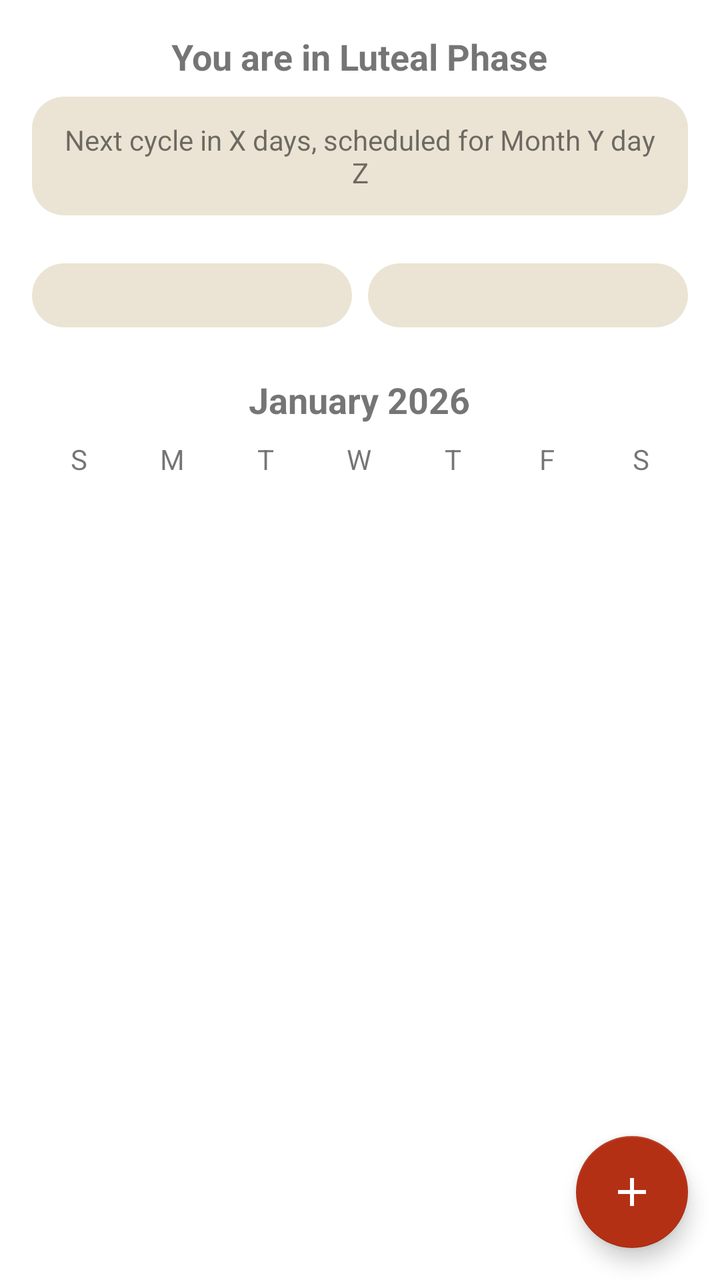
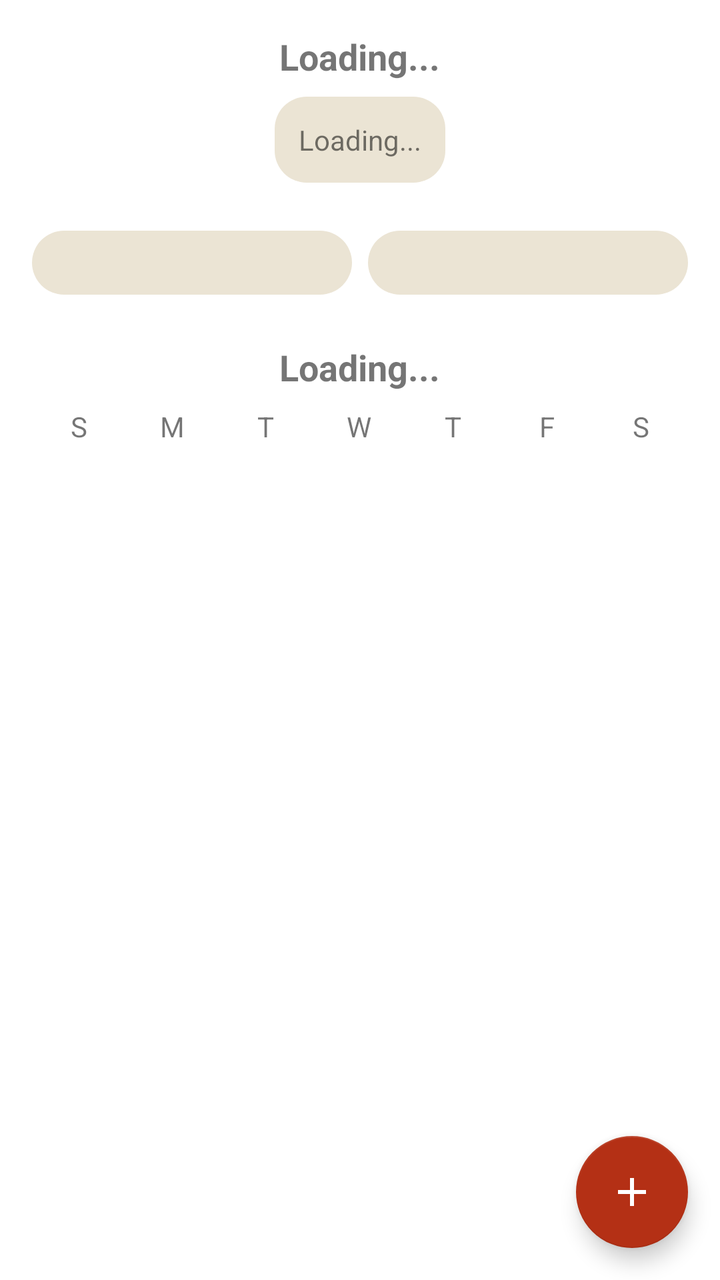

Before-and-after screenshots of an Android layout around one commit, followed by the original layout XML and the change that was made.
<!-- AndroidManifest.xml: application theme Theme.LunaFlow -->
<!-- res/layout/activity_main.xml -->
<?xml version="1.0" encoding="utf-8"?>
<androidx.coordinatorlayout.widget.CoordinatorLayout
    xmlns:android="http://schemas.android.com/apk/res/android"
    xmlns:app="http://schemas.android.com/apk/res-auto"
    android:layout_width="match_parent"
    android:layout_height="match_parent">

    <androidx.core.widget.NestedScrollView
        android:layout_width="match_parent"
        android:layout_height="match_parent"
        android:clipToPadding="false"
        android:fillViewport="true"
        android:padding="16dp"
        android:paddingBottom="70dp">

        <LinearLayout
            android:layout_width="match_parent"
            android:layout_height="wrap_content"
            android:orientation="vertical"
            android:gravity="center_horizontal"
            android:spacing="16dp">

            
            <LinearLayout
                android:layout_width="match_parent"
                android:layout_height="wrap_content"
                android:orientation="vertical"
                android:gravity="center_horizontal">

                <TextView
                    android:id="@+id/currentPhase"
                    android:layout_width="wrap_content"
                    android:layout_height="wrap_content"
                    android:text="You are in Luteal Phase"
                    android:textSize="18sp"
                    android:textStyle="bold"
                    android:gravity="center" />

                <LinearLayout
                    android:layout_width="wrap_content"
                    android:layout_height="wrap_content"
                    android:layout_marginTop="8dp"
                    android:background="@drawable/rounded_background"
                    android:gravity="center"
                    android:padding="12dp">

                    <TextView
                        android:id="@+id/nextCycle"
                        android:layout_width="wrap_content"
                        android:layout_height="wrap_content"
                        android:text="Next cycle in X days, scheduled for Month Y day Z"
                        android:textSize="14sp"
                        android:gravity="center" />
                </LinearLayout>
            </LinearLayout>

            
            <LinearLayout
                android:layout_width="match_parent"
                android:layout_height="wrap_content"
                android:orientation="horizontal"
                android:layout_marginTop="24dp"
                android:weightSum="2"
                android:gravity="center">

                
                <LinearLayout
                    android:layout_width="0dp"
                    android:layout_height="wrap_content"
                    android:layout_weight="1"
                    android:orientation="vertical"
                    android:background="@drawable/rounded_background"
                    android:padding="16dp"
                    android:layout_marginEnd="8dp">

                    <androidx.recyclerview.widget.RecyclerView
                        android:id="@+id/adviceRecyclerView"
                        android:layout_width="match_parent"
                        android:layout_height="wrap_content"
                        android:scrollbars="vertical"/>
                </LinearLayout>

                
                <androidx.recyclerview.widget.RecyclerView
                    android:id="@+id/frequentSymptomRecyclerView"
                    android:layout_width="0dp"
                    android:layout_height="wrap_content"
                    android:layout_weight="1"
                    android:background="@drawable/rounded_background"
                    android:padding="16dp"
                    android:scrollbars="vertical"/>
            </LinearLayout>

            
            <LinearLayout
                android:layout_width="match_parent"
                android:layout_height="wrap_content"
                android:orientation="vertical"
                android:layout_marginTop="24dp">

                <TextView
                    android:id="@+id/calendarMonthYear"
                    android:layout_width="wrap_content"
                    android:layout_height="wrap_content"
                    android:text="January 2026"
                    android:textSize="18sp"
                    android:textStyle="bold"
                    android:layout_gravity="center_horizontal"
                    android:layout_marginBottom="8dp"/>

                <LinearLayout
                    android:layout_width="match_parent"
                    android:layout_height="wrap_content"
                    android:orientation="horizontal"
                    android:gravity="center"
                    android:layout_marginBottom="8dp">

                    <TextView android:layout_width="0dp" android:layout_height="wrap_content" android:layout_weight="1" android:gravity="center" android:text="S"/>
                    <TextView android:layout_width="0dp" android:layout_height="wrap_content" android:layout_weight="1" android:gravity="center" android:text="M"/>
                    <TextView android:layout_width="0dp" android:layout_height="wrap_content" android:layout_weight="1" android:gravity="center" android:text="T"/>
                    <TextView android:layout_width="0dp" android:layout_height="wrap_content" android:layout_weight="1" android:gravity="center" android:text="W"/>
                    <TextView android:layout_width="0dp" android:layout_height="wrap_content" android:layout_weight="1" android:gravity="center" android:text="T"/>
                    <TextView android:layout_width="0dp" android:layout_height="wrap_content" android:layout_weight="1" android:gravity="center" android:text="F"/>
                    <TextView android:layout_width="0dp" android:layout_height="wrap_content" android:layout_weight="1" android:gravity="center" android:text="S"/>
                </LinearLayout>

                <GridLayout
                    android:id="@+id/calendarDaysGrid"
                    android:layout_width="match_parent"
                    android:layout_height="wrap_content"
                    android:columnCount="7"
                    android:rowCount="6"
                    android:alignmentMode="alignMargins"
                    android:useDefaultMargins="true"/>
            </LinearLayout>
        </LinearLayout>
    </androidx.core.widget.NestedScrollView>

    
    <com.google.android.material.floatingactionbutton.FloatingActionButton
        android:id="@+id/btnLogChoice"
        android:layout_width="wrap_content"
        android:layout_height="wrap_content"
        android:layout_gravity="bottom|end"
        android:layout_margin="16dp"
        android:src="@drawable/ic_add"
        android:contentDescription="Go to Log Choice"
        app:backgroundTint="@color/mainRed"/>
</androidx.coordinatorlayout.widget.CoordinatorLayout>
<!-- resources referenced by this layout -->
<resources>
  <color name="mainRed">#B43015</color>
  <!-- drawable ic_add (drawable) -->
  <?xml version="1.0" encoding="utf-8"?>
  <vector xmlns:android="http://schemas.android.com/apk/res/android"
      android:width="30dp"
      android:height="30dp"
      android:viewportWidth="24"
      android:viewportHeight="24">
      <path
          android:fillColor="#FFFFFF"
          android:pathData="M19,13h-6v6h-2v-6H5v-2h6V5h2v6h6v2z"/>
  </vector>
  <!-- drawable rounded_background (drawable) -->
  <?xml version="1.0" encoding="utf-8"?>
  <shape xmlns:android="http://schemas.android.com/apk/res/android"
      android:shape="rectangle">
  
      <solid android:color="#EBE4D4" />
  
      <corners android:radius="16dp" />
  
  </shape>
  <style name="Theme.LunaFlow" parent="Theme.MaterialComponents.DayNight.NoActionBar">
          
          <item name="android:windowBackground">@color/white</item>
  
          
          <item name="colorPrimary">@color/colorPrimary</item>
          <item name="colorOnPrimary">@color/mainBrown</item>
  
          
          <item name="colorSecondary">@color/mainRed</item>
          <item name="colorOnSecondary">@color/white</item>
  
          
          <item name="android:statusBarColor">@color/colorPrimary</item>
  
          
          <item name="actionBarTheme">@style/AppActionBar</item>
  
          
          <item name="bottomNavigationStyle">@style/BottomNavStyle</item>
      </style>
  <color name="white">#FFFFFFFF</color>
  <color name="colorPrimary">#EBE4D4</color>
  <color name="mainBrown">#322323</color>
  <style name="AppActionBar" parent="Widget.MaterialComponents.Toolbar">
          <item name="android:layout_height">48dp</item>
          <item name="android:textSize">18sp</item>
          <item name="android:background">@color/colorPrimary</item>
          <item name="titleTextColor">@color/mainBrown</item>
          <item name="subtitleTextColor">@color/mainBrown</item>
          <item name="android:theme">@style/ToolbarTextTheme</item>
      </style>
  <style name="BottomNavStyle" parent="Widget.MaterialComponents.BottomNavigationView">
          <item name="android:layout_height">30dp</item>
          <item name="android:background">@color/colorPrimary</item>
      </style>
  <style name="ToolbarTextTheme" parent="ThemeOverlay.MaterialComponents.ActionBar">
          <item name="android:textColorPrimary">@color/mainBrown</item>
          <item name="android:textColorSecondary">@color/mainBrown</item>
          <item name="android:textColor">@color/mainBrown</item>
      </style>
</resources>

<!-- the commit's change to res/layout/activity_main.xml (unified diff, before → after) -->
@@ -17,8 +17,7 @@
             android:layout_width="match_parent"
             android:layout_height="wrap_content"
             android:orientation="vertical"
-            android:gravity="center_horizontal"
-            android:spacing="16dp">
+            android:gravity="center_horizontal">
 
             
             <LinearLayout
@@ -31,7 +30,7 @@
                     android:id="@+id/currentPhase"
                     android:layout_width="wrap_content"
                     android:layout_height="wrap_content"
-                    android:text="You are in Luteal Phase"
+                    android:text="Loading..."
                     android:textSize="18sp"
                     android:textStyle="bold"
                     android:gravity="center" />
@@ -48,7 +47,7 @@
                         android:id="@+id/nextCycle"
                         android:layout_width="wrap_content"
                         android:layout_height="wrap_content"
-                        android:text="Next cycle in X days, scheduled for Month Y day Z"
+                        android:text="Loading..."
                         android:textSize="14sp"
                         android:gravity="center" />
                 </LinearLayout>
@@ -63,7 +62,6 @@
                 android:weightSum="2"
                 android:gravity="center">
 
-                
                 <LinearLayout
                     android:layout_width="0dp"
                     android:layout_height="wrap_content"
@@ -80,7 +78,6 @@
                         android:scrollbars="vertical"/>
                 </LinearLayout>
 
-                
                 <androidx.recyclerview.widget.RecyclerView
                     android:id="@+id/frequentSymptomRecyclerView"
                     android:layout_width="0dp"
@@ -102,7 +99,7 @@
                     android:id="@+id/calendarMonthYear"
                     android:layout_width="wrap_content"
                     android:layout_height="wrap_content"
-                    android:text="January 2026"
+                    android:text="Loading..."
                     android:textSize="18sp"
                     android:textStyle="bold"
                     android:layout_gravity="center_horizontal"
@@ -129,7 +126,6 @@
                     android:layout_width="match_parent"
                     android:layout_height="wrap_content"
                     android:columnCount="7"
-                    android:rowCount="6"
                     android:alignmentMode="alignMargins"
                     android:useDefaultMargins="true"/>
             </LinearLayout>
